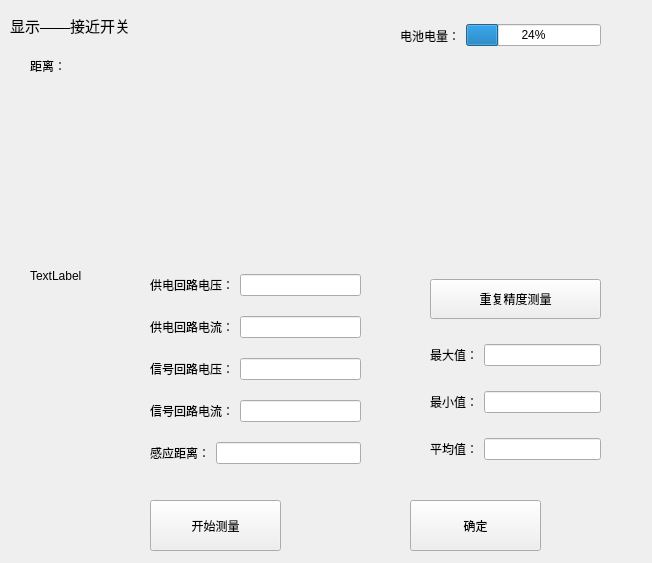
This is ui_show/showwin_proximityswitch.ui in Dirck-YHP/Proj_sensor_detect as Qt 5 draws it before an edit. The edited form follows.
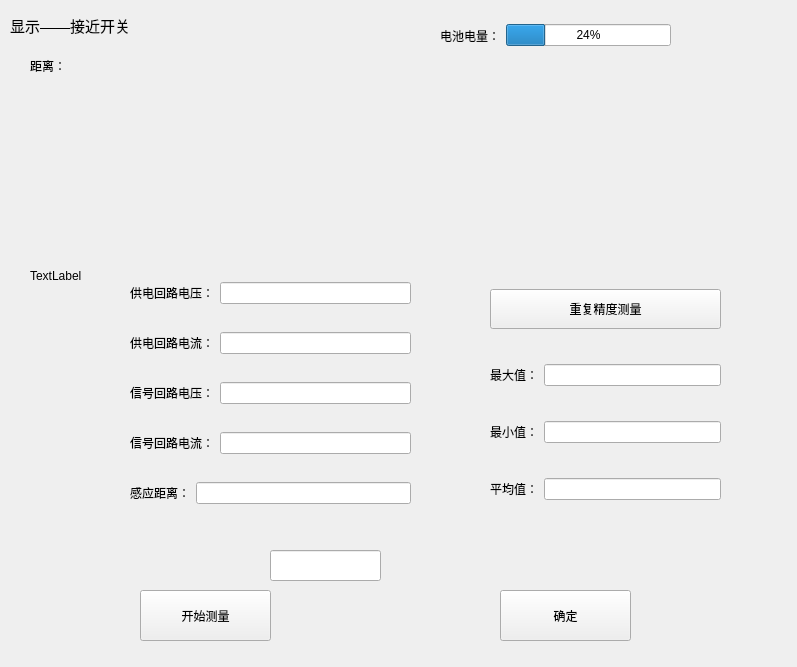
This is the edited form. Custom widgets are drawn as their Qt base class.

```diff
--- a/ui_show/showwin_proximityswitch.ui
+++ b/ui_show/showwin_proximityswitch.ui
@@ -6,8 +6,8 @@
    <rect>
     <x>0</x>
     <y>0</y>
-    <width>652</width>
-    <height>563</height>
+    <width>797</width>
+    <height>667</height>
    </rect>
   </property>
   <property name="windowTitle">
@@ -34,8 +34,8 @@
   <widget class="QPushButton" name="btn_ok">
    <property name="geometry">
     <rect>
-     <x>410</x>
-     <y>500</y>
+     <x>500</x>
+     <y>590</y>
      <width>131</width>
      <height>51</height>
     </rect>
@@ -47,8 +47,8 @@
   <widget class="QPushButton" name="btn_start_finish_mea">
    <property name="geometry">
     <rect>
-     <x>150</x>
-     <y>500</y>
+     <x>140</x>
+     <y>590</y>
      <width>131</width>
      <height>51</height>
     </rect>
@@ -78,7 +78,7 @@
     <rect>
      <x>30</x>
      <y>80</y>
-     <width>571</width>
+     <width>691</width>
      <height>171</height>
     </rect>
    </property>
@@ -96,13 +96,13 @@
     <string>TextLabel</string>
    </property>
   </widget>
-  <widget class="QWidget" name="">
+  <widget class="QWidget" name="layoutWidget">
    <property name="geometry">
     <rect>
-     <x>430</x>
+     <x>490</x>
      <y>260</y>
-     <width>171</width>
-     <height>221</height>
+     <width>231</width>
+     <height>271</height>
     </rect>
    </property>
    <layout class="QVBoxLayout" name="verticalLayout">
@@ -163,13 +163,13 @@
     </item>
    </layout>
   </widget>
-  <widget class="QWidget" name="">
+  <widget class="QWidget" name="layoutWidget">
    <property name="geometry">
     <rect>
-     <x>150</x>
+     <x>130</x>
      <y>260</y>
-     <width>211</width>
-     <height>221</height>
+     <width>281</width>
+     <height>271</height>
     </rect>
    </property>
    <layout class="QVBoxLayout" name="verticalLayout_2">
@@ -245,12 +245,12 @@
     </item>
    </layout>
   </widget>
-  <widget class="QWidget" name="">
+  <widget class="QWidget" name="layoutWidget">
    <property name="geometry">
     <rect>
-     <x>400</x>
+     <x>440</x>
      <y>10</y>
-     <width>201</width>
+     <width>231</width>
      <height>51</height>
     </rect>
    </property>
@@ -271,6 +271,16 @@
     </item>
    </layout>
   </widget>
+  <widget class="QLineEdit" name="lineEdit_if_pulse">
+   <property name="geometry">
+    <rect>
+     <x>270</x>
+     <y>550</y>
+     <width>111</width>
+     <height>31</height>
+    </rect>
+   </property>
+  </widget>
  </widget>
  <customwidgets>
   <customwidget>
```
